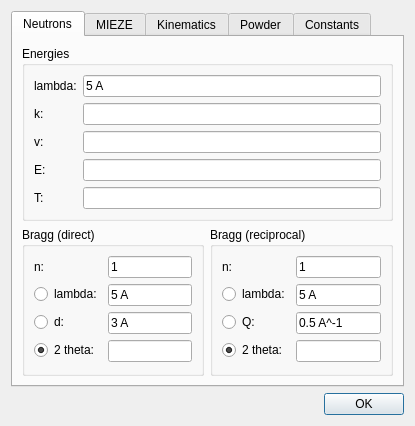
Old version of the form ui/formulas.ui in the repository tweber-ill/frm_mirror-miezetools.
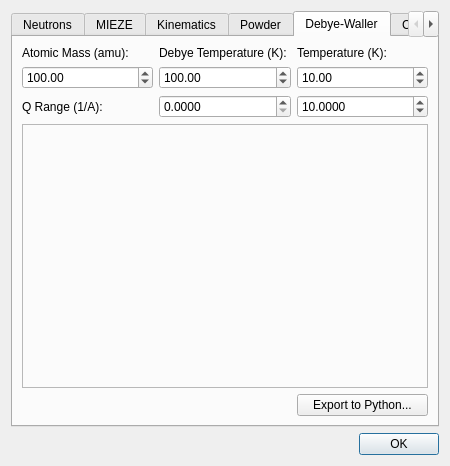
New version of the form. The open tabs and pages were chosen to show the change.

Commit message: added debye-waller calculation

```diff
--- a/ui/formulas.ui
+++ b/ui/formulas.ui
@@ -6,8 +6,8 @@
    <rect>
     <x>0</x>
     <y>0</y>
-    <width>415</width>
-    <height>412</height>
+    <width>450</width>
+    <height>466</height>
    </rect>
   </property>
   <property name="windowTitle">
@@ -651,6 +651,142 @@
        </item>
       </layout>
      </widget>
+     <widget class="QWidget" name="tab_4">
+      <attribute name="title">
+       <string>Debye-Waller</string>
+      </attribute>
+      <layout class="QGridLayout" name="gridLayout_6">
+       <item row="0" column="1">
+        <widget class="QLabel" name="label_21">
+         <property name="sizePolicy">
+          <sizepolicy hsizetype="Preferred" vsizetype="Fixed">
+           <horstretch>0</horstretch>
+           <verstretch>0</verstretch>
+          </sizepolicy>
+         </property>
+         <property name="text">
+          <string>Debye Temperature (K):</string>
+         </property>
+        </widget>
+       </item>
+       <item row="0" column="0">
+        <widget class="QLabel" name="label_20">
+         <property name="sizePolicy">
+          <sizepolicy hsizetype="Preferred" vsizetype="Fixed">
+           <horstretch>0</horstretch>
+           <verstretch>0</verstretch>
+          </sizepolicy>
+         </property>
+         <property name="text">
+          <string>Atomic Mass (amu):</string>
+         </property>
+        </widget>
+       </item>
+       <item row="1" column="0">
+        <widget class="QDoubleSpinBox" name="spinAMU_deb">
+         <property name="maximum">
+          <double>9999.000000000000000</double>
+         </property>
+         <property name="value">
+          <double>100.000000000000000</double>
+         </property>
+        </widget>
+       </item>
+       <item row="1" column="2">
+        <widget class="QDoubleSpinBox" name="spinT_deb">
+         <property name="maximum">
+          <double>9999.000000000000000</double>
+         </property>
+         <property name="singleStep">
+          <double>0.100000000000000</double>
+         </property>
+         <property name="value">
+          <double>10.000000000000000</double>
+         </property>
+        </widget>
+       </item>
+       <item row="2" column="0">
+        <widget class="QLabel" name="label_23">
+         <property name="text">
+          <string>Q Range (1/A):</string>
+         </property>
+        </widget>
+       </item>
+       <item row="0" column="2">
+        <widget class="QLabel" name="label_22">
+         <property name="sizePolicy">
+          <sizepolicy hsizetype="Preferred" vsizetype="Fixed">
+           <horstretch>0</horstretch>
+           <verstretch>0</verstretch>
+          </sizepolicy>
+         </property>
+         <property name="text">
+          <string>Temperature (K):</string>
+         </property>
+        </widget>
+       </item>
+       <item row="1" column="1">
+        <widget class="QDoubleSpinBox" name="spinTD_deb">
+         <property name="maximum">
+          <double>9999.000000000000000</double>
+         </property>
+         <property name="singleStep">
+          <double>0.100000000000000</double>
+         </property>
+         <property name="value">
+          <double>100.000000000000000</double>
+         </property>
+        </widget>
+       </item>
+       <item row="2" column="1">
+        <widget class="QDoubleSpinBox" name="spinMinQ_deb">
+         <property name="decimals">
+          <number>4</number>
+         </property>
+         <property name="singleStep">
+          <double>0.100000000000000</double>
+         </property>
+        </widget>
+       </item>
+       <item row="2" column="2">
+        <widget class="QDoubleSpinBox" name="spinMaxQ_deb">
+         <property name="decimals">
+          <number>4</number>
+         </property>
+         <property name="singleStep">
+          <double>0.100000000000000</double>
+         </property>
+         <property name="value">
+          <double>10.000000000000000</double>
+         </property>
+        </widget>
+       </item>
+       <item row="3" column="0" colspan="3">
+        <widget class="QFrame" name="framePlanePlot_deb">
+         <property name="frameShape">
+          <enum>QFrame::StyledPanel</enum>
+         </property>
+         <property name="frameShadow">
+          <enum>QFrame::Raised</enum>
+         </property>
+        </widget>
+       </item>
+       <item row="4" column="2">
+        <widget class="QPushButton" name="btnPython_deb">
+         <property name="text">
+          <string>Export to Python...</string>
+         </property>
+        </widget>
+       </item>
+       <item row="4" column="0" colspan="2">
+        <widget class="QLabel" name="labelDebyeStatus">
+         <property name="text">
+          <string/>
+         </property>
+        </widget>
+       </item>
+      </layout>
+     </widget>
      <widget class="QWidget" name="tab">
       <attribute name="title">
        <string>Constants</string>
```
The commit also changes 5 other files.
